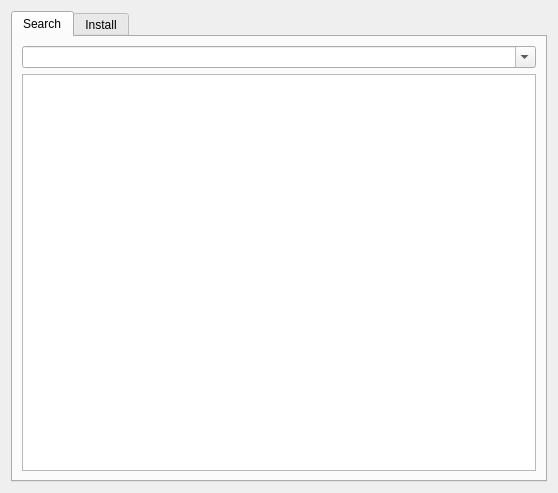
alediaferia/gluk, file src/main.ui: the form before one commit.
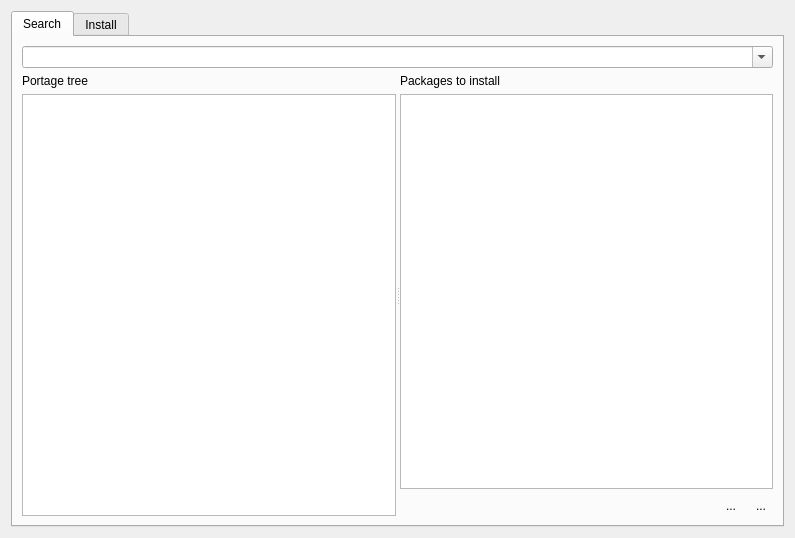
The form after the commit. Custom widgets are drawn as their Qt base class.

Commit message: huge progresses with the PortageEngine

```diff
--- a/src/main.ui
+++ b/src/main.ui
@@ -5,8 +5,8 @@
    <rect>
     <x>0</x>
     <y>0</y>
-    <width>558</width>
-    <height>493</height>
+    <width>795</width>
+    <height>538</height>
    </rect>
   </property>
   <property name="windowTitle" >
@@ -22,7 +22,7 @@
       <attribute name="title" >
        <string>Search</string>
       </attribute>
-      <layout class="QVBoxLayout" name="verticalLayout" >
+      <layout class="QVBoxLayout" name="verticalLayout_4" >
        <item>
         <widget class="KComboBox" name="searchbox" >
          <property name="editable" >
@@ -31,7 +31,76 @@
         </widget>
        </item>
        <item>
-        <widget class="GlukTreeView" name="treeView" />
+        <widget class="QSplitter" name="splitter" >
+         <property name="orientation" >
+          <enum>Qt::Horizontal</enum>
+         </property>
+         <widget class="QWidget" native="1" name="widget" >
+          <layout class="QVBoxLayout" name="verticalLayout" >
+           <item>
+            <widget class="QLabel" name="label" >
+             <property name="text" >
+              <string>Portage tree</string>
+             </property>
+            </widget>
+           </item>
+           <item>
+            <widget class="GlukTreeView" name="treeView" />
+           </item>
+          </layout>
+         </widget>
+         <widget class="QWidget" native="1" name="widget_2" >
+          <layout class="QVBoxLayout" name="verticalLayout_3" >
+           <item>
+            <widget class="QLabel" name="label_2" >
+             <property name="text" >
+              <string>Packages to install</string>
+             </property>
+            </widget>
+           </item>
+           <item>
+            <widget class="QListView" name="listView" />
+           </item>
+           <item>
+            <layout class="QHBoxLayout" name="horizontalLayout" >
+             <item>
+              <spacer name="horizontalSpacer" >
+               <property name="orientation" >
+                <enum>Qt::Horizontal</enum>
+               </property>
+               <property name="sizeHint" stdset="0" >
+                <size>
+                 <width>40</width>
+                 <height>20</height>
+                </size>
+               </property>
+              </spacer>
+             </item>
+             <item>
+              <widget class="QToolButton" name="clearButton" >
+               <property name="text" >
+                <string>...</string>
+               </property>
+               <property name="autoRaise" >
+                <bool>true</bool>
+               </property>
+              </widget>
+             </item>
+             <item>
+              <widget class="QToolButton" name="deleteButton" >
+               <property name="text" >
+                <string>...</string>
+               </property>
+               <property name="autoRaise" >
+                <bool>true</bool>
+               </property>
+              </widget>
+             </item>
+            </layout>
+           </item>
+          </layout>
+         </widget>
+        </widget>
        </item>
       </layout>
      </widget>
```
Left out of the diff: 3 changed lines with no effect on the pictures. The commit also changes 12 other files.
